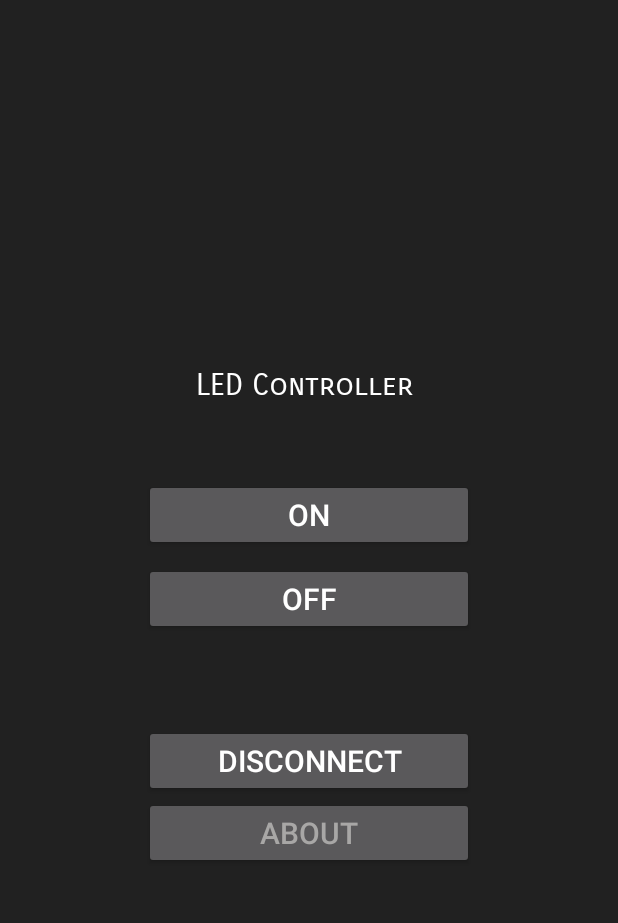
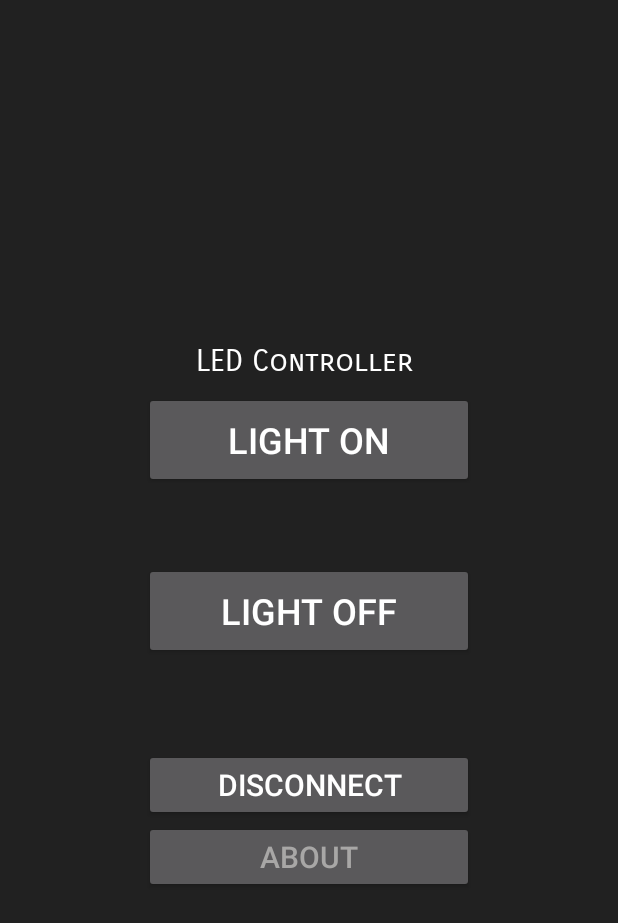
Before and after one commit to mnhmasum/Arduino-Light-Control, an Android app: the ledControl screen opened directly, with no data from a screen before it, on a phone screen of 412 x 824 dp. Shown: the top 923 px of the screen. Run offline under Robolectric (Android 15) with nearby library versions, the phone set to English and light mode, and no system bars; 3 statements that could not run were skipped.

Commit message:
Update UI design and fix button caption

```diff
--- a/app/src/main/java/com/led_on_off/led/ledControl.java
+++ b/app/src/main/java/com/led_on_off/led/ledControl.java
@@ -57,6 +57,7 @@ public class ledControl extends AppCompatActivity {
             }
         });
 
+        //Disconnect();
         new ConnectBT().execute(); //Call the class to connect
 
         //commands to be sent to bluetooth
@@ -86,7 +87,7 @@ public class ledControl extends AppCompatActivity {
 
     @Override
     protected void onDestroy() {
-        Disconnect();
+        //Disconnect();
         super.onDestroy();
     }
 
--- a/app/src/main/res/layout/activity_led_control.xml
+++ b/app/src/main/res/layout/activity_led_control.xml
@@ -23,28 +23,25 @@
         android:textColor="#FFFFFF"
         android:textSize="20sp" />
 
+    <Button
+        android:id="@+id/off_btn"
+        android:layout_width="220dp"
+        android:layout_height="64dp"
+        android:layout_below="@+id/on_btn"
+        android:layout_centerHorizontal="true"
+        android:layout_marginTop="8dp"
+        android:textSize="24dp"
+        android:text="LIGHT ON" />
 
     <Button
         android:id="@+id/on_btn"
         android:layout_width="220dp"
-        android:layout_height="wrap_content"
+        android:layout_height="64dp"
         android:layout_below="@+id/textView2"
         android:layout_centerHorizontal="true"
         android:layout_marginTop="50dp"
-
-        android:text="ON"
-
-        android:textSize="20sp" />
-
-    <Button
-        android:id="@+id/off_btn"
-        android:layout_width="220dp"
-        android:layout_height="wrap_content"
-        android:layout_below="@+id/on_btn"
-        android:layout_centerHorizontal="true"
-        android:layout_marginTop="8dp"
-        android:textSize="20dp"
-        android:text="OFF" />
+        android:text="LIGHT OFF"
+        android:textSize="24sp" />
 
 
     <Button
```
Also changed, not shown: 3 other files.
